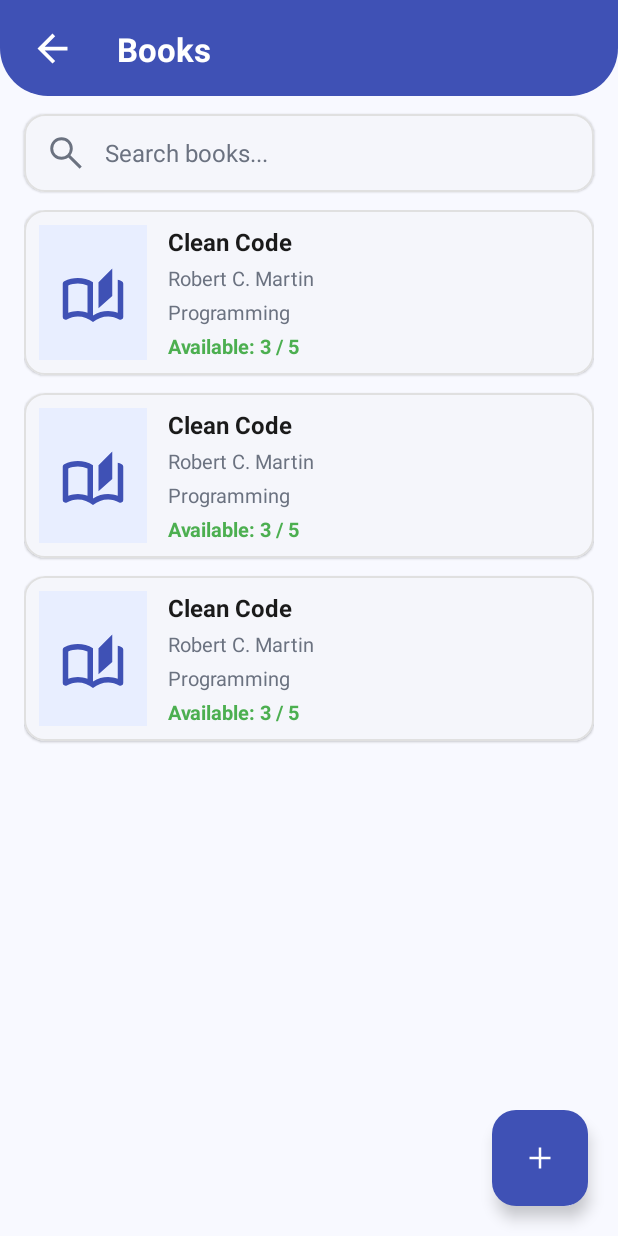
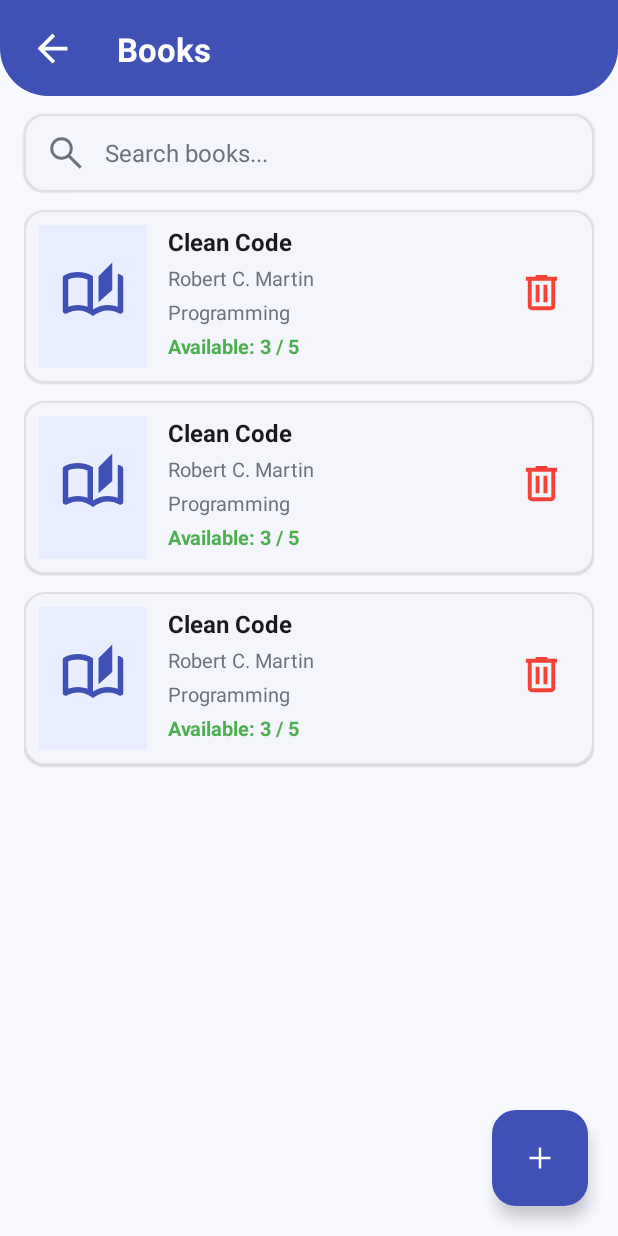
Before and after one commit to DanishShabbir-110/LibraryApp, an Android app: the layout fragment_books.xml on its own in the app's theme, with its tools: preview values and no code run, on a phone screen of 412 x 824 dp. Run offline under Robolectric (Android 15) with nearby library versions, the phone set to English and light mode, and no system bars.

Commit message:
Delete Book and Member.

```diff
--- a/app/src/main/java/com/example/libraryapp/data/local/models/BorrowBookEntity.kt
+++ b/app/src/main/java/com/example/libraryapp/data/local/models/BorrowBookEntity.kt
@@ -10,6 +10,8 @@ data class BorrowBookEntity(
     val id:Int=0,
     val bookId:Int,
     val memberId:Int,
+    val bookName: String,
+    val memberName: String,
     val issueDate:Long,
     val returnDate:Long?=null,
     val status:String
--- a/app/src/main/java/com/example/libraryapp/data/mapper/BorrowBookMapper.kt
+++ b/app/src/main/java/com/example/libraryapp/data/mapper/BorrowBookMapper.kt
@@ -11,6 +11,8 @@ fun BorrowBookEntity.toDomain(): BorrowBook {
         memberId = memberId,
         issueDate = issueDate,
         returnDate = returnDate,
+        memberName = memberName,
+        bookName = bookName,
         status = when (status) {
             "RETURNED" -> BorrowingStatus.RETURNED
             else -> BorrowingStatus.ISSUED
@@ -23,6 +25,8 @@ fun BorrowBook.toEntity(): BorrowBookEntity {
         id=id,
         bookId = bookId,
         memberId = memberId,
+        memberName = memberName,
+        bookName = bookName,
         issueDate = issueDate,
         returnDate = returnDate,
         status = status.name
--- a/app/src/main/java/com/example/libraryapp/domain/model/BorrowBook.kt
+++ b/app/src/main/java/com/example/libraryapp/domain/model/BorrowBook.kt
@@ -4,6 +4,8 @@ data class BorrowBook(
     val id: Int = 0,
     val bookId: Int,
     val memberId: Int,
+    val bookName: String,
+    val memberName: String,
     val issueDate: Long,
     val returnDate: Long?=null,
     val status: BorrowingStatus
--- a/app/src/main/java/com/example/libraryapp/presentation/issue_return/IssueReturnViewModel.kt
+++ b/app/src/main/java/com/example/libraryapp/presentation/issue_return/IssueReturnViewModel.kt
@@ -118,7 +118,7 @@ class IssueReturnViewModel @Inject constructor(
 
                 issueBookUseCase(
                     book,
-                    member.id,
+                    member,
                     issueDate
                 )
 
--- /dev/null
+++ b/app/src/main/res/drawable/iv_delete.xml
@@ -0,0 +1,9 @@
+<vector xmlns:android="http://schemas.android.com/apk/res/android"
+    android:width="24dp"
+    android:height="24dp"
+    android:viewportWidth="960"
+    android:viewportHeight="960">
+  <path
+      android:pathData="M280,840q-33,0 -56.5,-23.5T200,760v-520h-40v-80h200v-40h240v40h200v80h-40v520q0,33 -23.5,56.5T680,840L280,840ZM680,240L280,240v520h400v-520ZM360,680h80v-360h-80v360ZM520,680h80v-360h-80v360ZM280,240v520,-520Z"
+      android:fillColor="#e3e3e3"/>
+</vector>
--- a/app/src/main/res/layout/item_book.xml
+++ b/app/src/main/res/layout/item_book.xml
@@ -24,24 +24,40 @@
             android:contentDescription="Book"
             android:padding="14dp"
             android:src="@drawable/iv_books"
-            app:tint="@color/primary"
-            app:layout_constraintBottom_toBottomOf="@+id/tvBookAvailability"
+            app:layout_constraintBottom_toBottomOf="@id/tvBookAvailability"
             app:layout_constraintStart_toStartOf="parent"
-            app:layout_constraintTop_toTopOf="@id/tvBookTitle" />
+            app:layout_constraintTop_toTopOf="@id/tvBookTitle"
+            app:tint="@color/primary" />
+
+        <!-- Delete Icon -->
+
+        <ImageView
+            android:id="@+id/ivDeleteBook"
+            android:layout_width="50dp"
+            android:layout_height="50dp"
+            android:layout_marginTop="20dp"
+            android:clickable="true"
+            android:contentDescription="Delete book"
+            android:focusable="true"
+            android:padding="9dp"
+            android:src="@drawable/iv_delete"
+            app:layout_constraintEnd_toEndOf="parent"
+            app:layout_constraintTop_toTopOf="parent"
+            app:tint="@color/error" />
 
         <TextView
             android:id="@+id/tvBookTitle"
             android:layout_width="0dp"
             android:layout_height="wrap_content"
             android:layout_marginStart="14dp"
-            android:layout_marginEnd="16dp"
+            android:layout_marginEnd="8dp"
             android:text="Clean Code"
             android:textColor="@color/text_primary"
             android:textSize="16sp"
             android:textStyle="bold"
-            app:layout_constraintEnd_toEndOf="@id/clBook"
+            app:layout_constraintEnd_toStartOf="@id/ivDeleteBook"
             app:layout_constraintStart_toEndOf="@id/ivBookIcon"
-            app:layout_constraintTop_toTopOf="@id/ivBookIcon" />
+            app:layout_constraintTop_toTopOf="parent" />
 
         <TextView
             android:id="@+id/tvBookAuthor"
```
Also changed, not shown: app/src/main/java/com/example/libraryapp/domain/usecases/borrowbooks/IssueBookUseCase.kt (+5 -2 lines), app/src/main/java/com/example/libraryapp/presentation/books/BookViewModel.kt (+17 -1 lines), app/src/main/java/com/example/libraryapp/presentation/books/BooksAdapter.kt (+8 -3 lines), app/src/main/java/com/example/libraryapp/presentation/books/BooksFragment.kt (+19 -5 lines), app/src/main/java/com/example/libraryapp/presentation/history/BorrowingHistoryViewModel.kt (+7 -21 lines), app/src/main/java/com/example/libraryapp/presentation/members/MemberAdapter.kt (+8 -3 lines), app/src/main/java/com/example/libraryapp/presentation/members/MemberViewModel.kt (+16 -1 lines), app/src/main/java/com/example/libraryapp/presentation/members/MembersFragment.kt (+15 -1 lines), app/src/main/res/layout/item_member.xml (+17 -3 lines).
